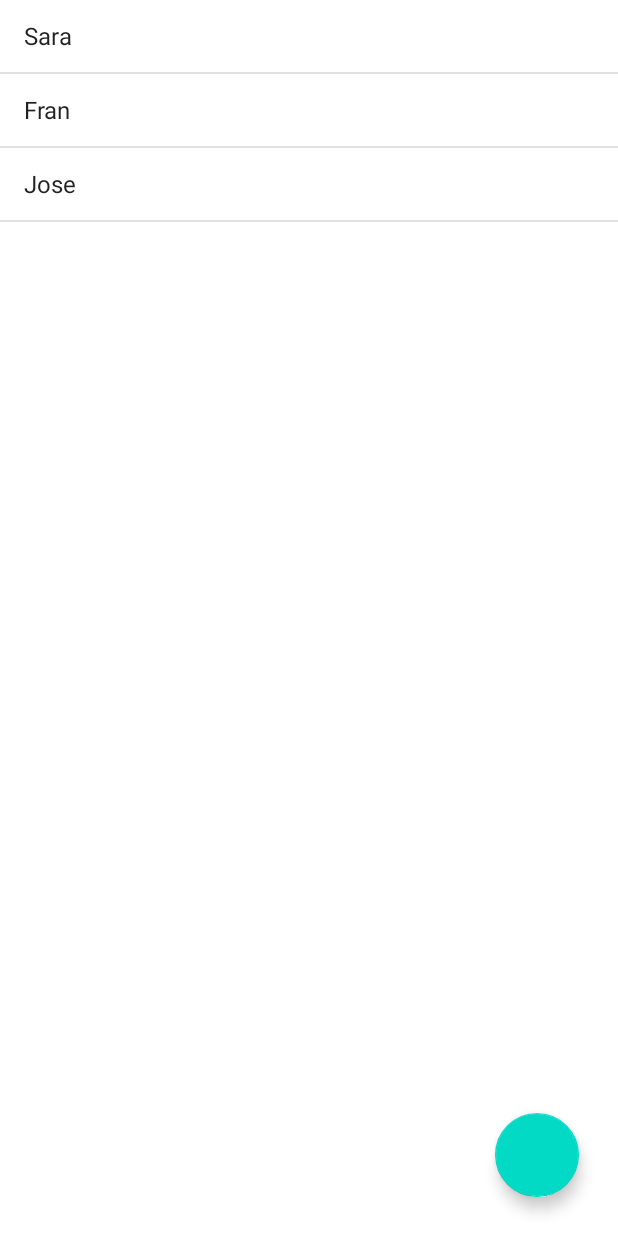
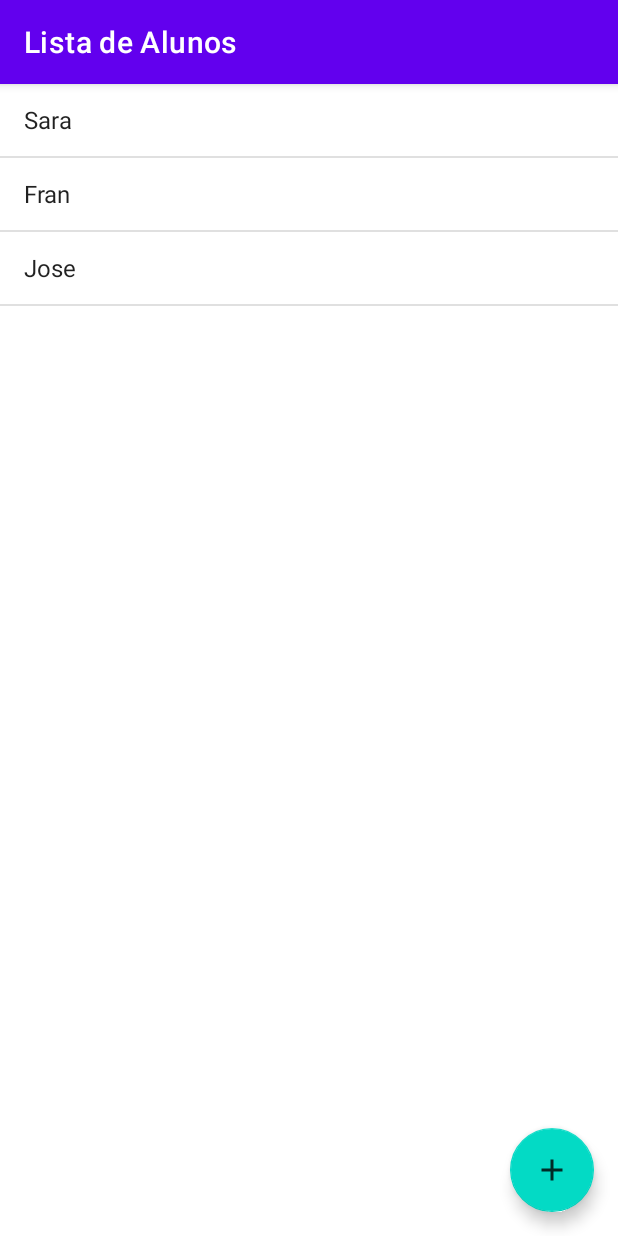
Before and after one commit to sarafelix25/Agenda, an Android app: the screen it shows after launch (MainActivity), on a phone screen of 412 x 824 dp. Run offline under Robolectric (Android 15) with nearby library versions, the phone set to English and light mode, and no system bars.

Commit message:
add title

```diff
--- a/app/src/main/java/com/example/agenda/MainActivity.java
+++ b/app/src/main/java/com/example/agenda/MainActivity.java
@@ -1,6 +1,7 @@
 package com.example.agenda;
 
 import androidx.annotation.Nullable;
+import androidx.appcompat.app.AppCompatActivity;
 
 import android.app.Activity;
 import android.os.Bundle;
@@ -12,12 +13,13 @@ import java.util.ArrayList;
 import java.util.Arrays;
 import java.util.List;
 
-public class MainActivity extends Activity {
+public class MainActivity extends AppCompatActivity {
 
     @Override
     protected void onCreate(@Nullable Bundle savedInstanceState) {
         super.onCreate(savedInstanceState);
         setContentView(R.layout.activity_main);
+        setTitle("Lista de Alunos");
         List<String> alunos = new ArrayList<>
                 (Arrays.asList("Sara", "Fran", "Jose"));
        ListView listaDeAlunos = findViewById(R.id.activity_main_lista_de_alunos);
--- a/app/src/main/res/layout/activity_main.xml
+++ b/app/src/main/res/layout/activity_main.xml
@@ -5,8 +5,7 @@
     xmlns:tools="http://schemas.android.com/tools"
     android:id="@+id/textView"
     android:layout_width="match_parent"
-    android:layout_height="match_parent"
-    tools:context=".MainActivity">
+    android:layout_height="match_parent">
 
     <com.google.android.material.floatingactionbutton.FloatingActionButton
         android:id="@+id/activity_main_fab_novo_aluno"
@@ -14,10 +13,10 @@
         android:layout_height="wrap_content"
         android:layout_alignParentEnd="true"
         android:layout_alignParentBottom="true"
-        android:layout_marginEnd="26dp"
-        android:layout_marginBottom="26dp"
+        android:layout_margin="16dp"
         android:clickable="true"
-        android:focusable="true"/>
+        android:focusable="true"
+        android:src="@drawable/ic_action_bovo_aluno"/>
 
 
     <ListView
```
